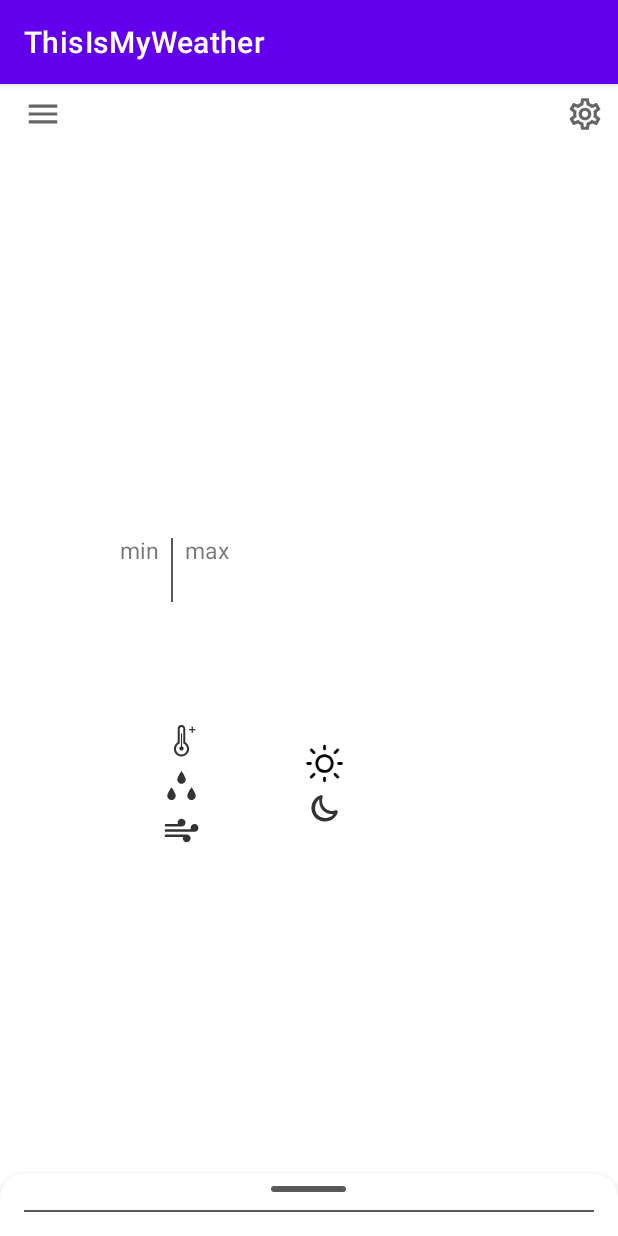
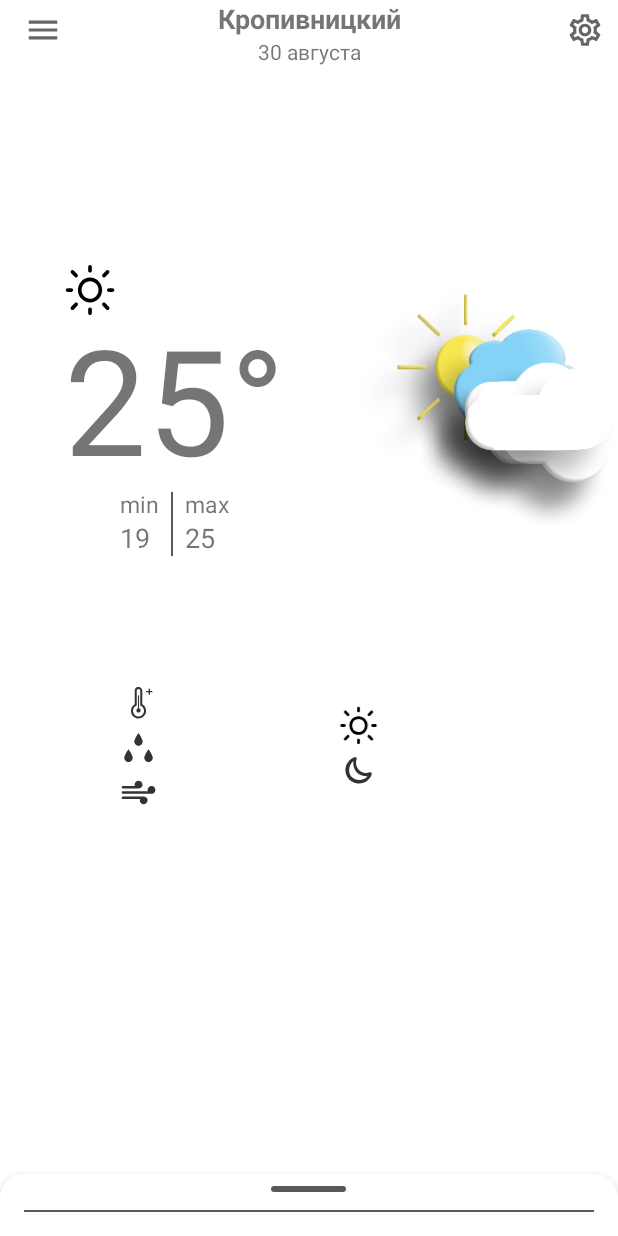
Before and after one commit to mTifiy/Lessons, an Android app: the screen it shows after launch (MainActivity), on a phone screen of 412 x 824 dp. Run offline under Robolectric (Android 15) with nearby library versions, the phone set to English and light mode, and no system bars.

Commit message:
Lesson 3.2 end of lesson

```diff
--- a/app/src/main/java/com/example/codebuss/thisismyweather/MainActivity.kt
+++ b/app/src/main/java/com/example/codebuss/thisismyweather/MainActivity.kt
@@ -8,7 +8,13 @@ class MainActivity : AppCompatActivity() {
     override fun onCreate(savedInstanceState: Bundle?) {
         super.onCreate(savedInstanceState)
         setContentView(R.layout.activity_main)
-//        main_citi_name.text = "Кропивницкий"
-//        main_day_data.text = "30 августа"
+        main_citi_name.text = "Кропивницкий"
+        main_day_data.text = "30 августа"
+        main_weather_condition_icon.setImageResource(R.drawable.ic_sun)
+        main_temp.text = "25\u00B0"
+        main_temp_min.text = "19"
+        main_temp_max.text = "25"
+        main_image_of_weather.setImageResource(R.mipmap.cloud3x)
+
     }
 }
--- a/app/src/main/res/layout/activity_main.xml
+++ b/app/src/main/res/layout/activity_main.xml
@@ -177,14 +177,14 @@
             android:layout_width="wrap_content"
             android:layout_height="wrap_content"
             android:orientation="vertical"
-            app:layout_constraintGuide_percent="0.33" />
+            app:layout_constraintGuide_percent="0.26" />
 
         <androidx.constraintlayout.widget.Guideline
             android:id="@+id/Main_guideLine_vertical_2"
             android:layout_width="wrap_content"
             android:layout_height="wrap_content"
             android:orientation="vertical"
-            app:layout_constraintGuide_percent="0.72" />
+            app:layout_constraintGuide_percent="0.9" />
 
         <ImageView
             android:id="@+id/image_thermostat"
--- a/app/src/main/res/values/themes.xml
+++ b/app/src/main/res/values/themes.xml
@@ -1,6 +1,6 @@
 <resources xmlns:tools="http://schemas.android.com/tools">
     <!-- Base application theme. -->
-    <style name="Theme.ThisIsMyWeather" parent="Theme.MaterialComponents.DayNight.DarkActionBar">
+    <style name="Theme.ThisIsMyWeather" parent="Theme.MaterialComponents.DayNight.NoActionBar">
         <!-- Primary brand color. -->
         <item name="colorPrimary">@color/purple_500</item>
         <item name="colorPrimaryVariant">@color/purple_700</item>
@@ -10,7 +10,8 @@
         <item name="colorSecondaryVariant">@color/teal_700</item>
         <item name="colorOnSecondary">@color/black</item>
         <!-- Status bar color. -->
-        <item name="android:statusBarColor" tools:targetApi="l">?attr/colorPrimaryVariant</item>
+        <item name="android:windowLightStatusBar" tools:targetApi="m">true</item>
+        <item name="android:statusBarColor" tools:targetApi="l">@android:color/transparent</item>
         <!-- Customize your theme here. -->
     </style>
 
```
